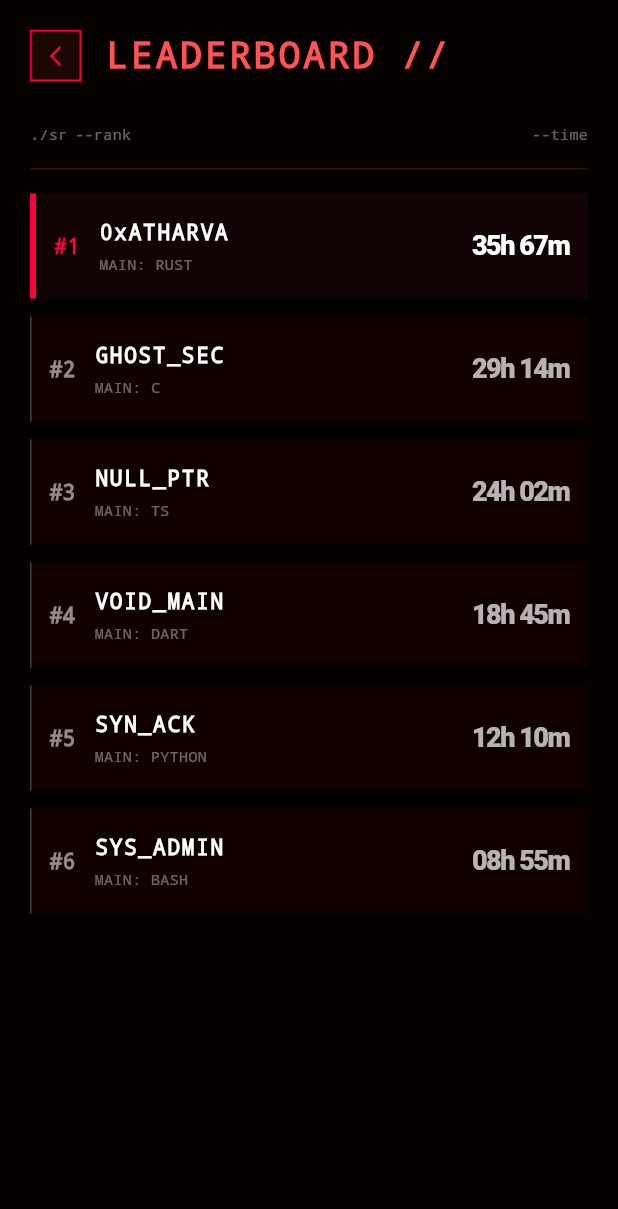
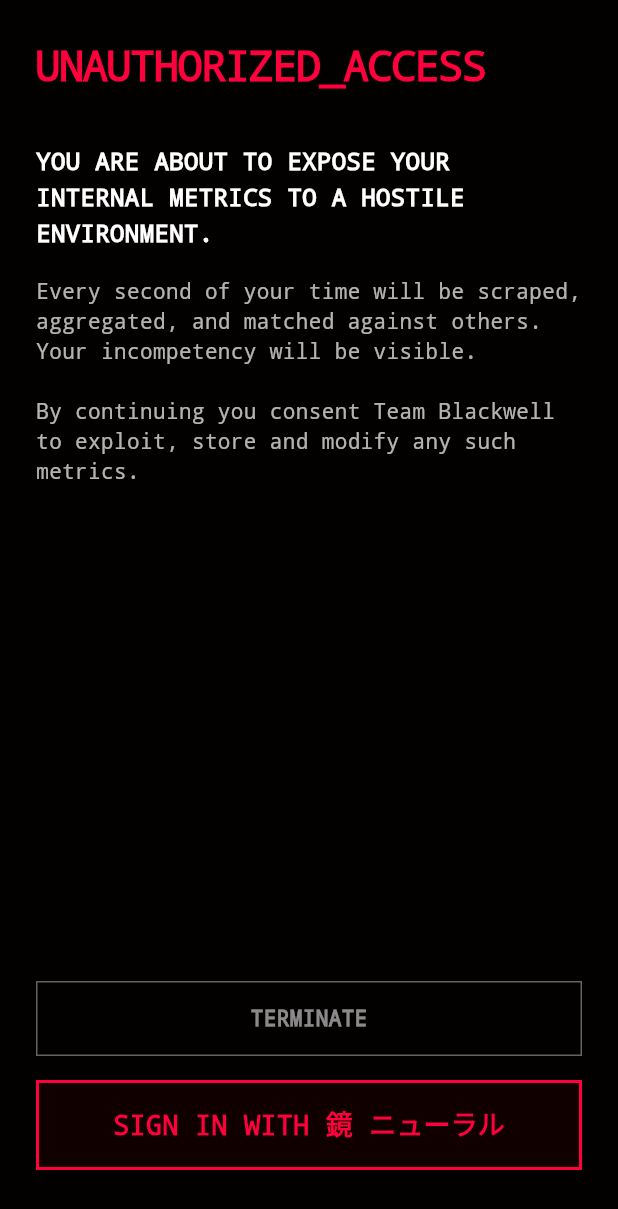
Before and after one commit to Finite-Code/hmt, a Flutter app: the screen it shows after launch, after a tap on an icon or button, on a phone screen of 412 x 824 dp. Shown: the top 1209 px of the screen. Run offline on Flutter 3.47's test engine with Material 3 defaults, Android fonts, the phone set to English and light mode, and no system bars.

Commit message:
hmt: make a welcomescarescreen

```diff
--- a/lib/main.dart
+++ b/lib/main.dart
@@ -1,6 +1,5 @@
 import 'package:flutter/material.dart';
-
-import 'deathboard.dart'; // the leaderboard screen yk
+import 'package:hackedmytime/welcome.dart';
 
 void main() => runApp(
   const MaterialApp(debugShowCheckedModeBanner: false, home: GlitchDash()),
@@ -132,7 +131,7 @@ class _GlitchDashState extends State<GlitchDash> {
                       Navigator.push(
                         context,
                         MaterialPageRoute(
-                          builder: (context) => const LeaderboardScreen(),
+                          builder: (context) => const WelcomeScareScreen(),
                         ),
                       );
                     },
--- /dev/null
+++ b/lib/welcome.dart
@@ -0,0 +1,173 @@
+import 'package:flutter/material.dart';
+
+import 'main.dart'; // to route to the dash
+
+class WelcomeScareScreen extends StatefulWidget {
+  const WelcomeScareScreen({super.key});
+
+  @override
+  State<WelcomeScareScreen> createState() => _WelcomeScareScreenState();
+}
+
+class _WelcomeScareScreenState extends State<WelcomeScareScreen> {
+  bool showSecondaryWarn = false; // the great glitchy bool you fool
+
+  @override
+  void initState() {
+    super.initState();
+    // delay the second warning to creep 'em out
+    Future.delayed(const Duration(milliseconds: 1500), () {
+      if (mounted) {
+        setState(() => showSecondaryWarn = true);
+      }
+    });
+  }
+
+  @override
+  Widget build(BuildContext context) {
+    return Scaffold(
+      backgroundColor: const Color(0xFF030000),
+      // this is darker than the dash itself, which makes me wonder what out of two should be darker? or if even equal
+      body: SafeArea(
+        child: Padding(
+          padding: const EdgeInsets.all(24.0),
+          child: Column(
+            crossAxisAlignment: CrossAxisAlignment.start,
+            mainAxisAlignment: MainAxisAlignment.center,
+            children: [
+              const Text(
+                "UNAUTHORIZED_ACCESS",
+                style: TextStyle(
+                  color: Color(0xFFFF003C),
+                  fontSize: 28,
+                  fontFamily: 'monospace',
+                  fontWeight: FontWeight.w900,
+                  letterSpacing: -1,
+                ),
+              ),
+              const SizedBox(height: 32),
+
+              const Text(
+                "YOU ARE ABOUT TO EXPOSE YOUR INTERNAL METRICS TO A HOSTILE ENVIRONMENT.",
+                style: TextStyle(
+                  color: Colors.white,
+                  fontSize: 16,
+                  fontFamily: 'monospace',
+                  fontWeight: FontWeight.bold,
+                  height: 1.5,
+                ),
+              ),
+              const SizedBox(height: 16),
+              const Text(
+                "Every second of your time will be scraped, aggregated, and matched against others. Your incompetency will be visible.\n\nBy continuing you consent Team Blackwell to exploit, store and modify any such metrics.",
+                style: TextStyle(
+                  color: Colors.white70,
+                  fontSize: 14,
+                  fontFamily: 'monospace',
+                  height: 1.4,
+                ),
+              ),
+
+              const SizedBox(height: 24),
+
+              if (showSecondaryWarn)
+                Container(
+                  padding: const EdgeInsets.all(12),
+                  decoration: BoxDecoration(
+                    color: Colors.red.withValues(alpha: 0.1),
+                    border: Border.all(
+                      color: const Color(0xFFFF003C),
+                      width: 1.5,
+                    ),
+                  ),
+                  child: const Text(
+                    "WARNING: CONSTRUCT INJECTION DETECTED.\nTHE MONOGRAM MAY KILL THE CLIENT. ABORTING.",
+                    style: TextStyle(
+                      color: Color(0xFFFF003C),
+                      fontFamily: 'monospace',
+                      fontWeight: FontWeight.bold,
+                      fontSize: 12,
+                    ),
+                  ),
+                )
+              else
+                const SizedBox(height: 60),
+              // keep layout stable before warn pops
+
+              const Spacer(),
+
+              // the "leave" btn (safe)
+              GestureDetector(
+                onTap: () {
+                  ScaffoldMessenger.of(context).showSnackBar(
+                    const SnackBar(
+                      content: Text(
+                        'Connection terminated. Stay safe sucker',
+                        style: TextStyle(fontFamily: 'monospace'),
+                      ),
+                    ), // TODO: just show a snackbar for now and uhh it looks ugly so fix it later
+                  );
+                },
+                child: Container(
+                  height: 50,
+                  width: double.infinity,
+                  decoration: BoxDecoration(
+                    color: Colors.transparent,
+                    border: Border.all(color: Colors.white38),
+                  ),
+                  child: const Center(
+                    child: Text(
+                      "TERMINATE",
+                      style: TextStyle(
+                        color: Colors.white54,
+                        fontFamily: 'monospace',
+                        fontWeight: FontWeight.bold,
+                      ),
+                    ),
+                  ),
+                ),
+              ),
+
+              const SizedBox(height: 16),
+
+              // the "enter" btn (supposed to be dangerous)
+              GestureDetector(
+                onTap: () {
+                  Navigator.pushReplacement(
+                    context,
+                    MaterialPageRoute(builder: (context) => const GlitchDash()),
+                  );
+                },
+                child: Container(
+                  height: 60,
+                  width: double.infinity,
+                  decoration: BoxDecoration(
+                    color: const Color(0xFF110000),
+                    border: Border.all(
+                      color: const Color(0xFFFF003C),
+                      width: 2,
+                    ),
+                  ),
+                  child: const Center(
+                    child: Text(
+                      "SIGN IN WITH 鏡 ニューラル",
+                      // TODO: Start the Oauth process and uhh maybe keep the japanese company name to make a lore out of it
+                      style: TextStyle(
+                        color: Color(0xFFFF003C),
+                        fontSize: 18,
+                        fontWeight: FontWeight.w900,
+                        letterSpacing: 0.1,
+                        fontFamily: 'monospace',
+                      ),
+                    ),
+                  ),
+                ),
+              ),
+              const SizedBox(height: 20),
+            ],
+          ),
+        ),
+      ),
+    );
+  }
+}
```
